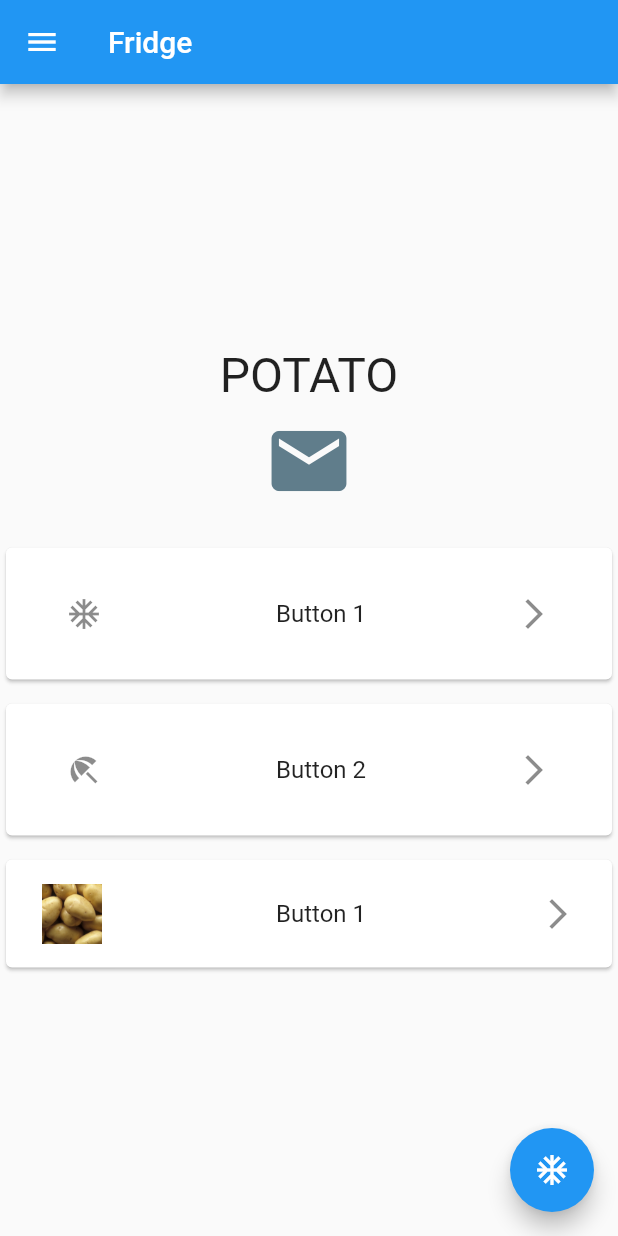
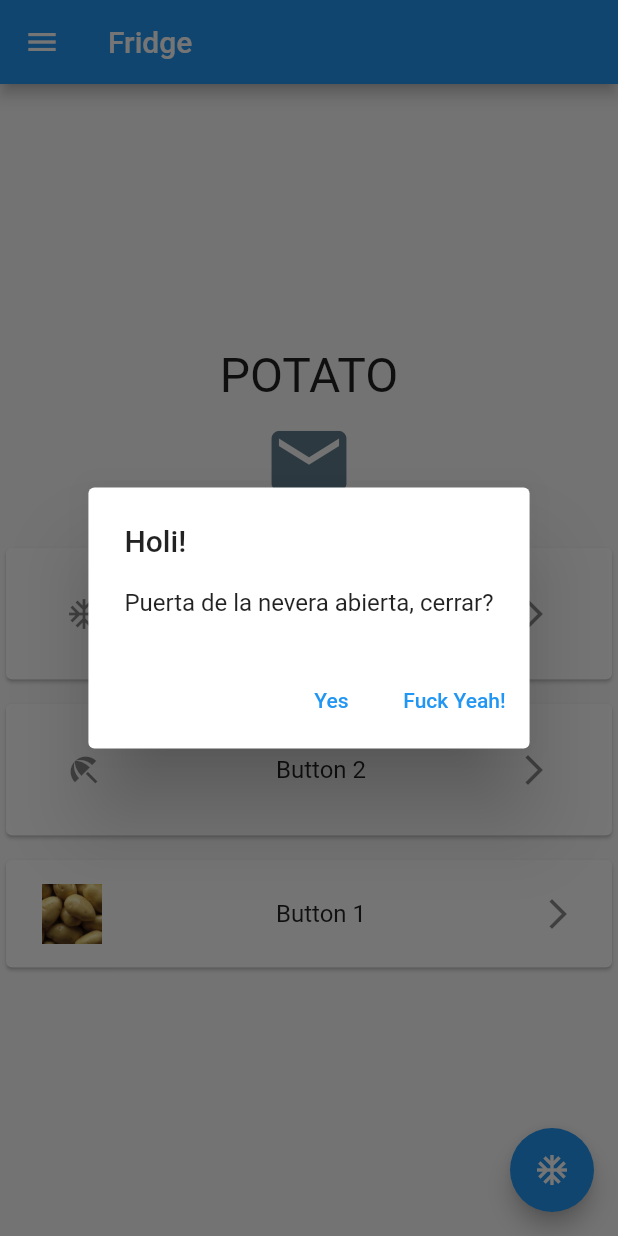
Before and after one commit to Intron014/coredumped_flutter, a Flutter app: the screen it shows after launch, after a tap on the "ac unit" icon, on a phone screen of 412 x 824 dp. Run offline on Flutter 3.47's test engine with Material 2 defaults, Android fonts, the phone set to English and light mode, and no system bars.

Commit message:
Pop up bienvenido :)

```diff
--- a/lib/main.dart
+++ b/lib/main.dart
@@ -9,6 +9,7 @@ class MyApp extends StatelessWidget {
   Widget build(BuildContext context) {
     return MaterialApp(
       title: 'Fridge',
+      debugShowCheckedModeBanner: false,
       theme: ThemeData(
         primarySwatch: Colors.blue,
       ),
@@ -167,7 +168,7 @@ class _MyHomePageState extends State<MyHomePage> {
     children: [
 
     FloatingActionButton(
-    onPressed: () {},
+      onPressed: () => _dialogBuilder(context),
     tooltip: 'Button 1',
     child: Icon(Icons.ac_unit),
     ),
@@ -176,6 +177,39 @@ class _MyHomePageState extends State<MyHomePage> {
     );
   }
 }
+
+Future<void> _dialogBuilder(BuildContext context) {
+  return showDialog<void>(
+    context: context,
+    builder: (BuildContext context) {
+      return AlertDialog(
+        title: const Text('Holi!'),
+        content: const Text('Puerta de la nevera abierta, cerrar?'),
+        actions: <Widget>[
+          TextButton(
+            style: TextButton.styleFrom(
+              textStyle: Theme.of(context).textTheme.labelLarge,
+            ),
+            child: const Text('Yes'),
+            onPressed: () {
+              Navigator.of(context).pop();
+            },
+          ),
+          TextButton(
+            style: TextButton.styleFrom(
+              textStyle: Theme.of(context).textTheme.labelLarge,
+            ),
+            child: const Text('Fuck Yeah!'),
+            onPressed: () {
+              Navigator.of(context).pop();
+            },
+          ),
+        ],
+      );
+    },
+  );
+}
+
 
 class Page2 extends StatelessWidget {
   @override
```
